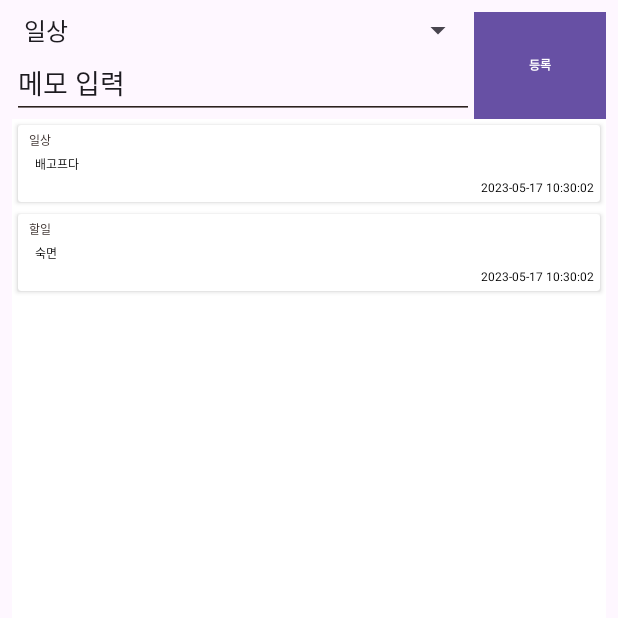
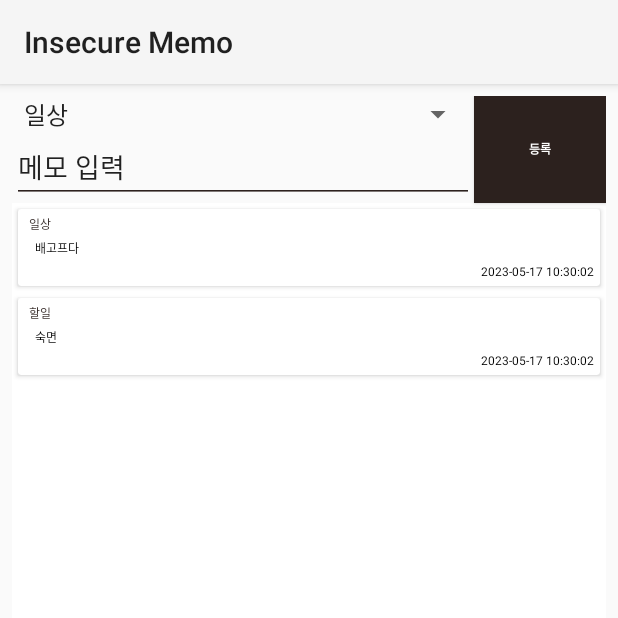
Before and after one commit to ghdeo/insecure-memo-app, an Android app: the screen it shows after launch (MainActivity), on a phone screen of 412 x 824 dp, the top half of it. Run offline under Robolectric (Android 15) with nearby library versions, the phone set to English and light mode, and no system bars; libraries missing offline, so code that uses them is left out: org.conscrypt; 1 statement that could not run was skipped.

Commit message:
feat: Modify application theme

```diff
--- a/app/src/main/res/layout/activity_main.xml
+++ b/app/src/main/res/layout/activity_main.xml
@@ -31,7 +31,7 @@
         android:layout_above="@+id/recyclerview"
         android:layout_alignParentEnd="true"
         android:layout_alignParentTop="true"
-        android:background="@color/colorPrimaryDark"
+        android:background="@color/colorPrimary"
         android:text="@string/button_register"
         android:textColor="@android:color/white"
         android:textSize="@dimen/text_size_medium"
--- a/app/src/main/res/values-night/themes.xml
+++ b/app/src/main/res/values-night/themes.xml
@@ -3,5 +3,6 @@
     <style name="Base.Theme.InsecureMemo" parent="Theme.Material3.DayNight.NoActionBar">
         <!-- Customize your dark theme here. -->
         <!-- <item name="colorPrimary">@color/my_dark_primary</item> -->
+        <item name="android:textColorHighlightInverse">@color/black</item>
     </style>
 </resources>
--- a/app/src/main/res/values/themes.xml
+++ b/app/src/main/res/values/themes.xml
@@ -1,6 +1,6 @@
 <resources xmlns:tools="http://schemas.android.com/tools">
     <!-- Base application theme. -->
-    <style name="Base.Theme.InsecureMemo" parent="Theme.Material3.DayNight.NoActionBar">
+    <style name="Base.Theme.InsecureMemo" parent="Theme.AppCompat.Light">
         <!-- Customize your light theme here. -->
         <!-- <item name="colorPrimary">@color/my_light_primary</item> -->
     </style>
```
